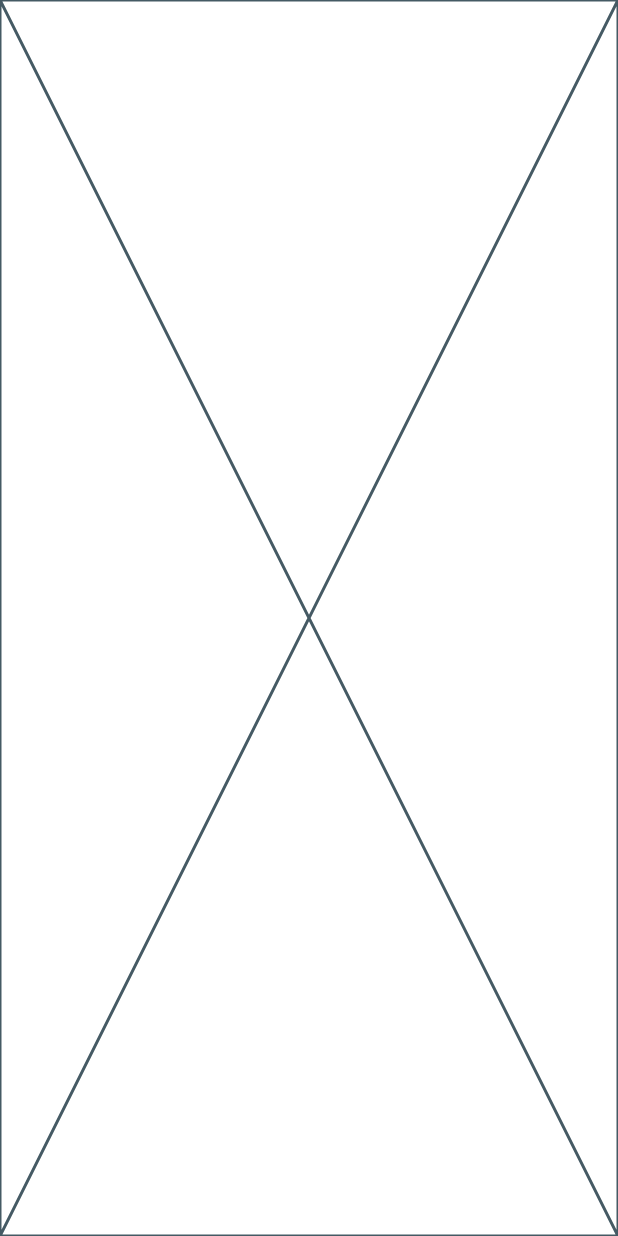
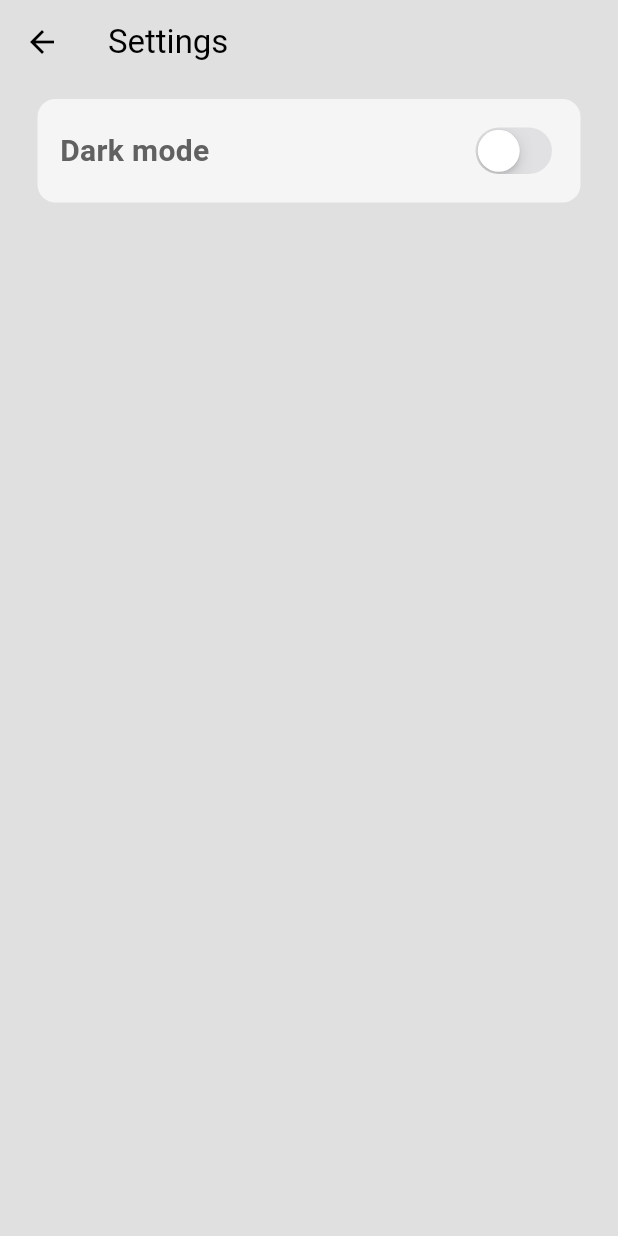
Before and after one commit to MihaelGolob/flutter-food-delivery, a Flutter app: the HomePage screen opened directly, in the side drawer, after a tap on "S E T T I N G S", on a phone screen of 412 x 824 dp. Run offline on Flutter 3.47's test engine with Material 3 defaults, Android fonts, the phone set to English and light mode, and no system bars.

Commit message:
create settings page with dark/light mode switching

```diff
--- a/lib/pages/home_page.dart
+++ b/lib/pages/home_page.dart
@@ -6,10 +6,14 @@ class HomePage extends StatelessWidget {
 
   @override
   Widget build(BuildContext context) {
+    final theme = Theme.of(context).colorScheme;
+
     return Scaffold(
       appBar: AppBar(
         title: Text('Home'),
+        backgroundColor: theme.tertiary,
       ),
+      backgroundColor: theme.surface,
       drawer: DoveDrawer(),
     );
   }
--- a/lib/pages/settings_page.dart
+++ b/lib/pages/settings_page.dart
@@ -1,10 +1,49 @@
+import 'package:flutter/cupertino.dart';
 import 'package:flutter/material.dart';
+import 'package:food_delivery/themes/theme_provider.dart';
+import 'package:provider/provider.dart';
 
 class SettingsPage extends StatelessWidget {
   const SettingsPage({super.key});
 
   @override
   Widget build(BuildContext context) {
-    return const Placeholder();
+    final theme = Theme.of(context).colorScheme;
+
+    return Scaffold(
+      appBar: AppBar(
+        title: Text(
+          'Settings',
+        ),
+      ),
+      backgroundColor: theme.surface,
+      body: Column(children: [
+        Container(
+          decoration: BoxDecoration(
+            color: theme.secondary,
+            borderRadius: BorderRadius.circular(12),
+          ),
+          margin: const EdgeInsets.only(left: 25, top: 10, right: 25),
+          padding: const EdgeInsets.all(15),
+          child: Row(
+            mainAxisAlignment: MainAxisAlignment.spaceBetween,
+            children: [
+              Text(
+                'Dark mode',
+                style: TextStyle(
+                  fontWeight: FontWeight.bold,
+                  fontSize: 20,
+                  color: theme.inversePrimary,
+                ),
+              ),
+              CupertinoSwitch(
+                value: Provider.of<ThemeProvider>(context, listen: false).isDarkMode,
+                onChanged: (value) => Provider.of<ThemeProvider>(context, listen: false).toggleTheme(),
+              ),
+            ],
+          ),
+        ),
+      ]),
+    );
   }
 }
--- a/lib/themes/theme_provider.dart
+++ b/lib/themes/theme_provider.dart
@@ -15,6 +15,6 @@ class ThemeProvider with ChangeNotifier {
 
   void toggleTheme() {
     _themeData = isDarkMode ? lightMode : darkMode;
-    // notifyListeners(); // not needed here?
+    notifyListeners(); // not needed here?
   }
 }
```
